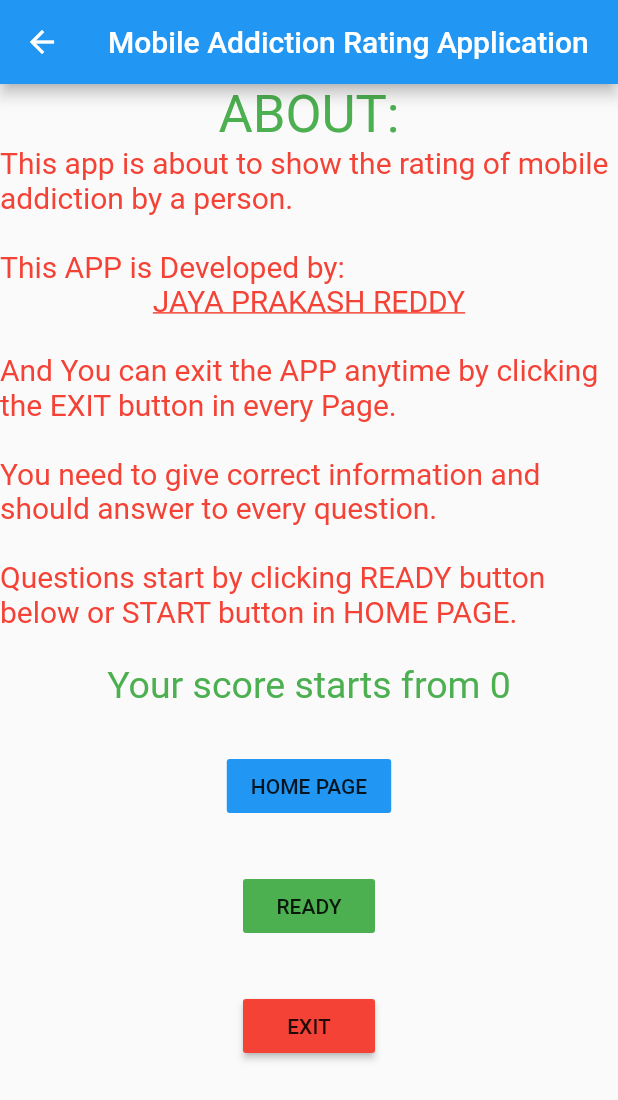
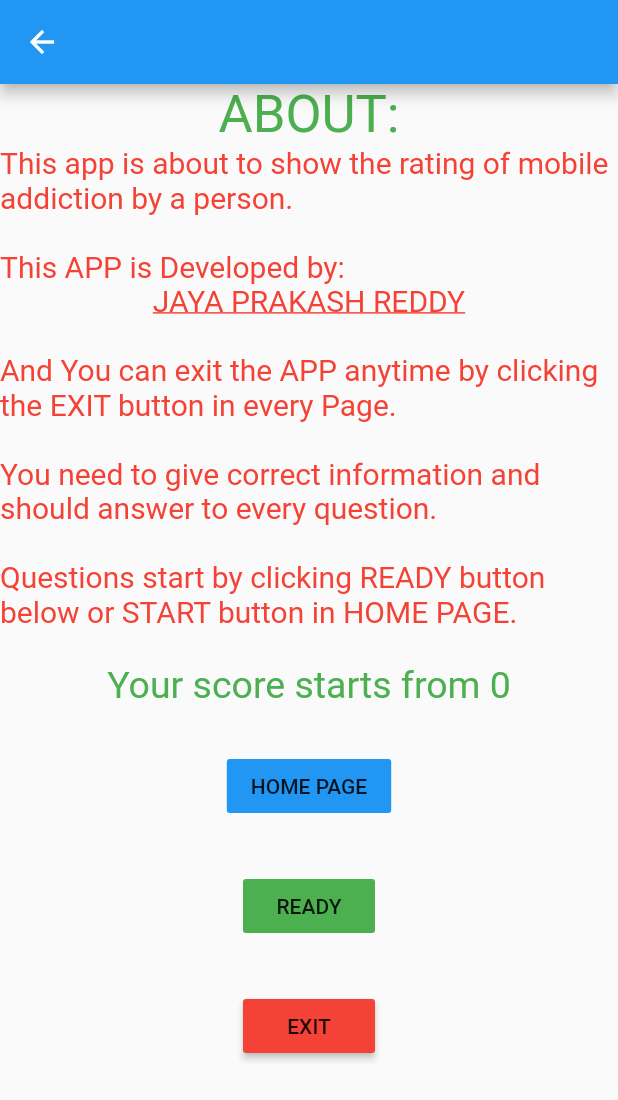
Before and after one commit to jayaprakashreddy-dev/MobileAddictionApp, a Flutter app: the screen it shows after launch, after a tap on "ABOUT", on a phone screen of 412 x 824 dp. Shown: the top 1100 px of the screen. Run offline on Flutter 3.47's test engine with Material 2 defaults, Android fonts, the phone set to English and light mode, and no system bars.

```diff
--- a/lib/pkg_jp/Screens.dart
+++ b/lib/pkg_jp/Screens.dart
@@ -70,16 +70,7 @@ class FirstScreen extends StatelessWidget {
             },
               ),
 
-            //   InkWell(
-            //         child: new Text('\nJAYA PRAKASH REDDY',style:TextStyle(fontSize: 25.0,color: Colors.red, decoration: TextDecoration.underline)),
-            //     onTap: () async {
-            // if (await canLaunch("https://in.linkedin.com/in/jaya-prakash-veldanda-756b48179")) {
-            //   await launch("https://in.linkedin.com/in/jaya-prakash-veldanda-756b48179");
-            // }
-            //     }
 
-            //     // launch("https://in.linkedin.com/in/jaya-prakash-veldanda-756b48179"),
-            //   ),
           ShowImage(1),
           FlatButton(
           child: Text("ABOUT"),
@@ -173,7 +164,7 @@ class AboutScreen extends StatelessWidget {
   }
     return new Scaffold(
         appBar: new AppBar(
-          title: new Text("Mobile Addiction Rating Application"),
+          title: new Text(" "),
          ),
          body: WillPopScope(
         //Wrap out body with a `WillPopScope` widget that handles when a user is cosing current route
@@ -289,7 +280,7 @@ class SecondScreen extends StatelessWidget {
   }
     return new Scaffold(
         appBar: new AppBar(
-          title: new Text("Mobile Addiction Rating Application"),
+          title: new Text(" "),
          ),
          body: WillPopScope(
         //Wrap out body with a `WillPopScope` widget that handles when a user is cosing current route
@@ -408,7 +399,7 @@ class ThirdScreen extends StatelessWidget {
   }
     return new Scaffold(
         appBar: new AppBar(
-          title: new Text("Mobile Addiction Rating Application"),
+          title: new Text(" "),
          ),
          body: WillPopScope(
         //Wrap out body with a `WillPopScope` widget that handles when a user is cosing current route
@@ -523,7 +514,7 @@ class FourthScreen extends StatelessWidget {
   }
     return new Scaffold(
         appBar: new AppBar(
-          title: new Text("Mobile Addiction Rating Application"),
+          title: new Text(" "),
          ),
          body: WillPopScope(
         //Wrap out body with a `WillPopScope` widget that handles when a user is cosing current route
@@ -638,7 +629,7 @@ class FifthScreen extends StatelessWidget {
   }
     return new Scaffold(
         appBar: new AppBar(
-          title: new Text("Mobile Addiction Rating Application"),
+          title: new Text(" "),
          ),
          body: WillPopScope(
         //Wrap out body with a `WillPopScope` widget that handles when a user is cosing current route
@@ -756,7 +747,7 @@ class SixthScreen extends StatelessWidget {
   }
     return new Scaffold(
         appBar: new AppBar(
-          title: new Text("Mobile Addiction Rating Application"),
+          title: new Text(" "),
          ),
          body: WillPopScope(
         //Wrap out body with a `WillPopScope` widget that handles when a user is cosing current route
@@ -873,7 +864,7 @@ class SeventhScreen extends StatelessWidget {
   }
     return new Scaffold(
         appBar: new AppBar(
-          title: new Text("Mobile Addiction Rating Application"),
+          title: new Text(" "),
          ),
          body: WillPopScope(
         //Wrap out body with a `WillPopScope` widget that handles when a user is cosing current route
@@ -990,7 +981,7 @@ class EighthScreen extends StatelessWidget {
   }
     return new Scaffold(
         appBar: new AppBar(
-          title: new Text("Mobile Addiction Rating Application"),
+          title: new Text(" "),
          ),
          body: WillPopScope(
         //Wrap out body with a `WillPopScope` widget that handles when a user is cosing current route
@@ -1107,7 +1098,7 @@ class NinethScreen extends StatelessWidget {
   }
     return new Scaffold(
         appBar: new AppBar(
-          title: new Text("Mobile Addiction Rating Application"),
+          title: new Text(" "),
          ),
          body: WillPopScope(
         //Wrap out body with a `WillPopScope` widget that handles when a user is cosing current route
@@ -1247,7 +1238,7 @@ class EndScreen extends StatelessWidget {
   }
     return new Scaffold(
         appBar: new AppBar(
-          title: new Text("Mobile Addiction Rating Application"),
+          title: new Text(" "),
          ),
           body: WillPopScope(
         //Wrap out body with a `WillPopScope` widget that handles when a user is cosing current route
--- a/pubspec.yaml
+++ b/pubspec.yaml
@@ -1,4 +1,4 @@
-name: jp_app
+name: MobileAddictionRatingApp
 description: A new Flutter application by jp
 
 # The following defines the version and build number for your application.
```
Also changed, not shown: 17 other files. Lines whose indentation alone changed are shown as unchanged.
